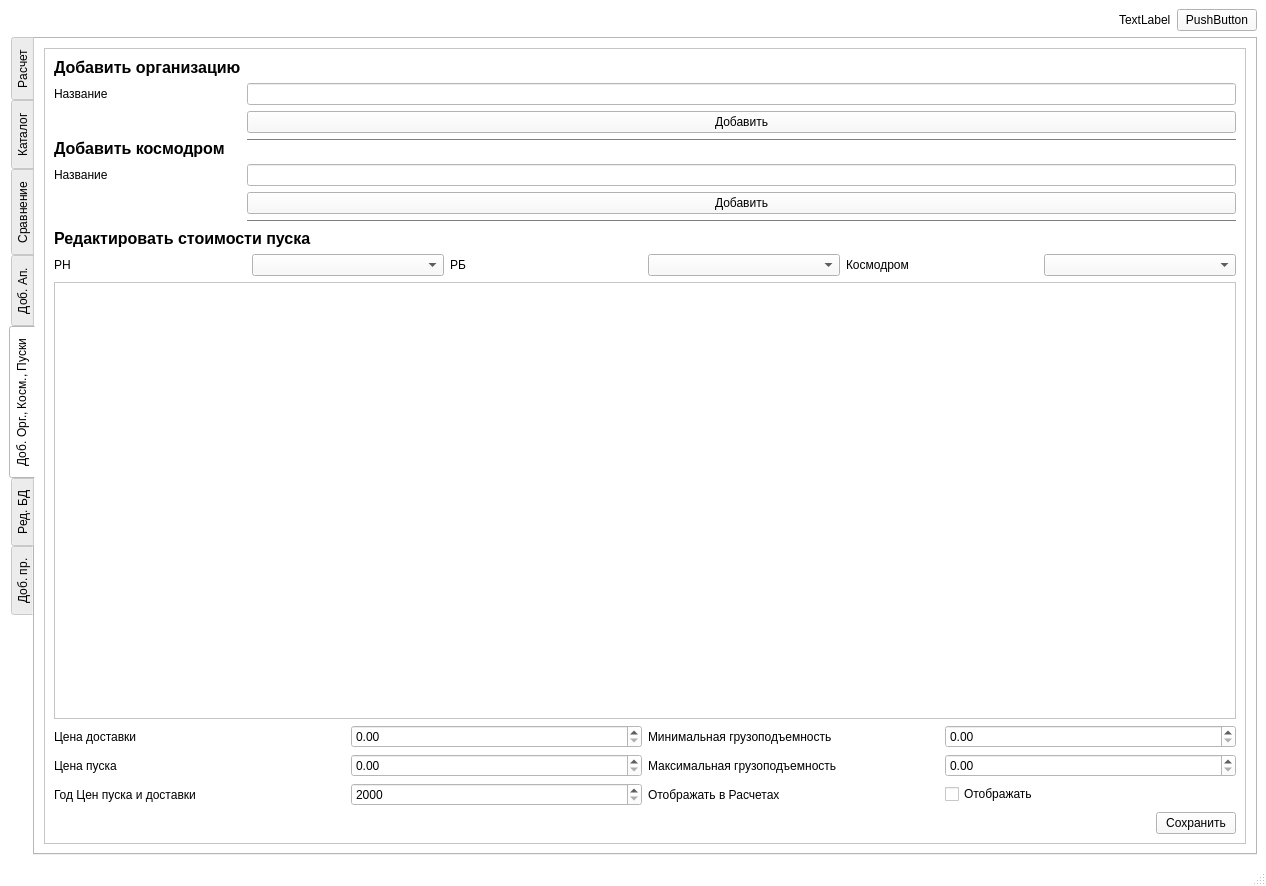
This is mainwindow.ui in egor0665/VKBR as Qt 5 draws it before an edit. The edited form follows.
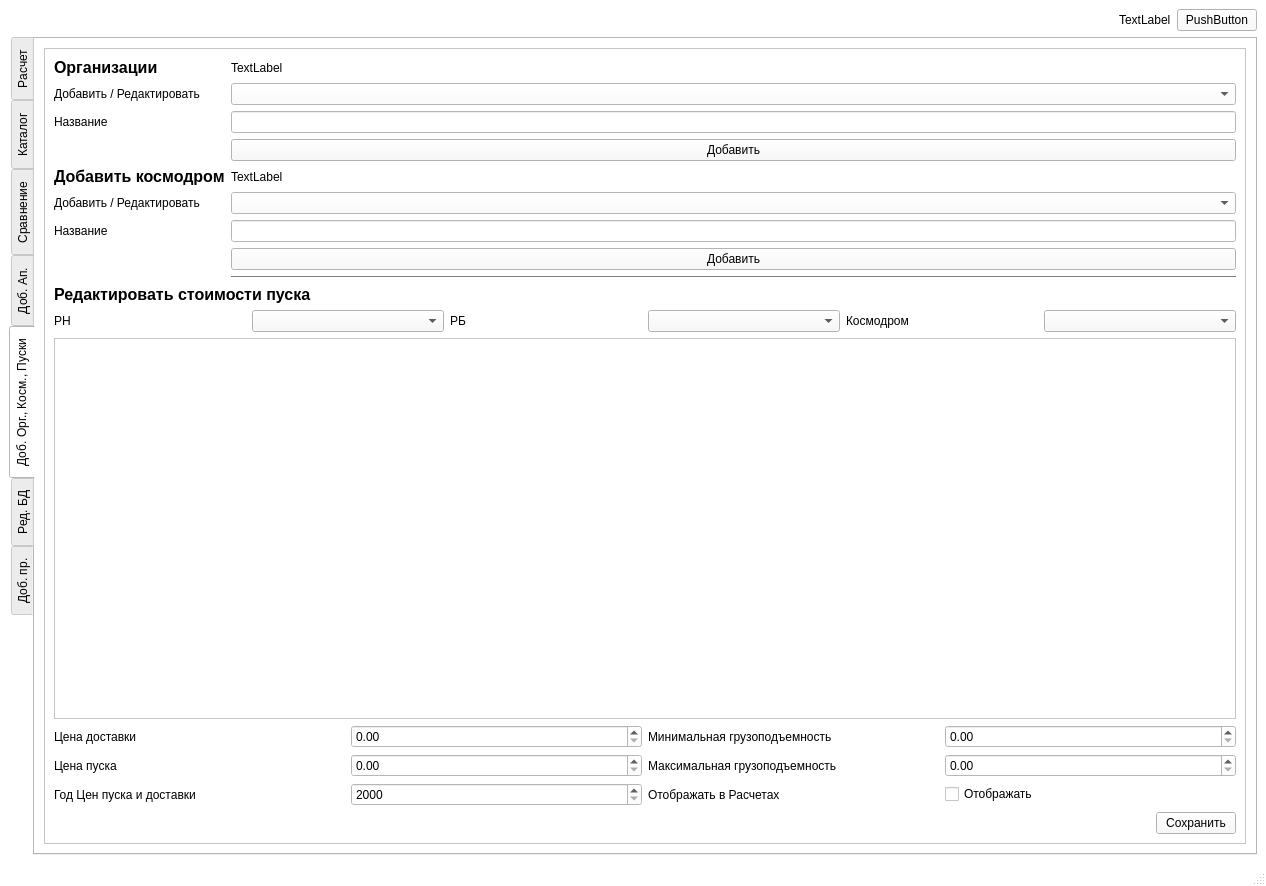
This is the edited form. The open tabs and pages were chosen to show the change. Custom widgets are drawn as their Qt base class.

Diff of the .ui file:
```diff
--- a/mainwindow.ui
+++ b/mainwindow.ui
@@ -1413,21 +1413,31 @@
                      </font>
                     </property>
                     <property name="text">
-                     <string>Добавить организацию</string>
+                     <string>Организации</string>
                     </property>
                    </widget>
                   </item>
                   <item row="1" column="0">
-                   <widget class="QLabel" name="label_34">
+                   <widget class="QLabel" name="label_7">
                     <property name="text">
-                     <string>Название</string>
+                     <string>Добавить / Редактировать</string>
                     </property>
                    </widget>
                   </item>
                   <item row="1" column="1">
+                   <widget class="QComboBox" name="comboBox"/>
+                  </item>
+                  <item row="2" column="0">
+                   <widget class="QLabel" name="label_34">
+                    <property name="text">
+                     <string>Название</string>
+                    </property>
+                   </widget>
+                  </item>
+                  <item row="2" column="1">
                    <widget class="QLineEdit" name="lineEdit_6"/>
                   </item>
-                  <item row="2" column="1">
+                  <item row="3" column="1">
                    <widget class="QPushButton" name="pushButton_5">
                     <property name="styleSheet">
                      <string notr="true">background-color: rgb(249, 249, 249)</string>
@@ -1437,7 +1447,7 @@
                     </property>
                    </widget>
                   </item>
-                  <item row="3" column="0">
+                  <item row="4" column="0">
                    <widget class="QLabel" name="label_16">
                     <property name="font">
                      <font>
@@ -1451,24 +1461,24 @@
                     </property>
                    </widget>
                   </item>
-                  <item row="3" column="1">
-                   <widget class="Line" name="line_3">
-                    <property name="orientation">
-                     <enum>Qt::Horizontal</enum>
+                  <item row="5" column="0">
+                   <widget class="QLabel" name="label_8">
+                    <property name="text">
+                     <string>Добавить / Редактировать</string>
                     </property>
                    </widget>
                   </item>
-                  <item row="4" column="0">
+                  <item row="6" column="0">
                    <widget class="QLabel" name="label_35">
                     <property name="text">
                      <string>Название</string>
                     </property>
                    </widget>
                   </item>
-                  <item row="4" column="1">
+                  <item row="6" column="1">
                    <widget class="QLineEdit" name="lineEdit_7"/>
                   </item>
-                  <item row="5" column="1">
+                  <item row="7" column="1">
                    <widget class="QPushButton" name="pushButton_6">
                     <property name="styleSheet">
                      <string notr="true">background-color: rgb(249, 249, 249)</string>
@@ -1478,13 +1488,30 @@
                     </property>
                    </widget>
                   </item>
-                  <item row="6" column="1">
+                  <item row="8" column="1">
                    <widget class="Line" name="line_2">
                     <property name="orientation">
                      <enum>Qt::Horizontal</enum>
                     </property>
                    </widget>
                   </item>
+                  <item row="5" column="1">
+                   <widget class="QComboBox" name="comboBox_2"/>
+                  </item>
+                  <item row="4" column="1">
+                   <widget class="QLabel" name="label_9">
+                    <property name="text">
+                     <string>TextLabel</string>
+                    </property>
+                   </widget>
+                  </item>
+                  <item row="0" column="1">
+                   <widget class="QLabel" name="label_10">
+                    <property name="text">
+                     <string>TextLabel</string>
+                    </property>
+                   </widget>
+                  </item>
                  </layout>
                 </item>
                 <item>
```
Left out of the diff: 6 changed lines with no effect on the pictures.
